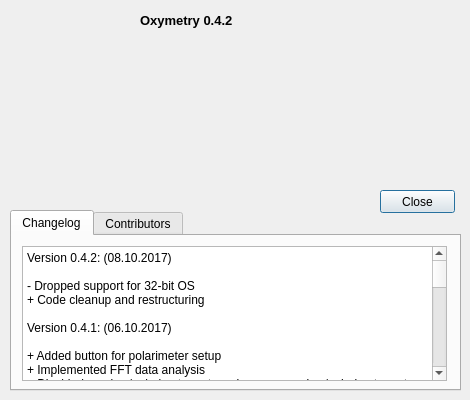
First picture: the form in panel_about.ui, repository CesarCarvajal/oxymetry, before the edit.
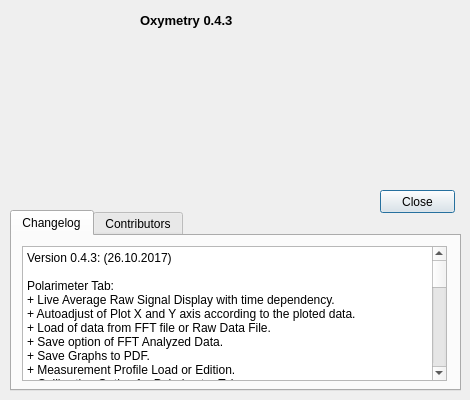
Second picture: the form after the edit.

Commit message: Oxymetry v 0.4.3

Patch:
```diff
--- a/panel_about.ui
+++ b/panel_about.ui
@@ -58,7 +58,7 @@
     </font>
    </property>
    <property name="text">
-    <string>Oxymetry 0.4.2</string>
+    <string>Oxymetry 0.4.3</string>
    </property>
   </widget>
   <widget class="QLabel" name="label_compiler">
@@ -163,7 +163,23 @@
       <bool>true</bool>
      </property>
      <property name="plainText">
-      <string>Version 0.4.2: (08.10.2017)
+      <string>Version 0.4.3: (26.10.2017)
+
+Polarimeter Tab:
++ Live Average Raw Signal Display with time dependency.
++ Autoadjust of Plot X and Y axis according to the ploted data.
++ Load of data from FFT file or Raw Data File.
++ Save option of FFT Analyzed Data.
++ Save Graphs to PDF.
++ Measurement Profile Load or Edition.
++ Calibration Option for Polarimeter Tab.
++ Plot of the FFT at the selected wavelength.
++ Raw Signal Plot independent from Preview Tab.
++ Spectra, Integration Time and Averaging Profile are now shown in Measurement Profile.
++ Colored Start/Stop measurement toggle button.
+- Disabled preview/polarimeter setup when one preview/polarimeter setup is active.
+
+Version 0.4.2: (08.10.2017)
 
 - Dropped support for 32-bit OS
 + Code cleanup and restructuring
```
The commit also changes 20 other files.
